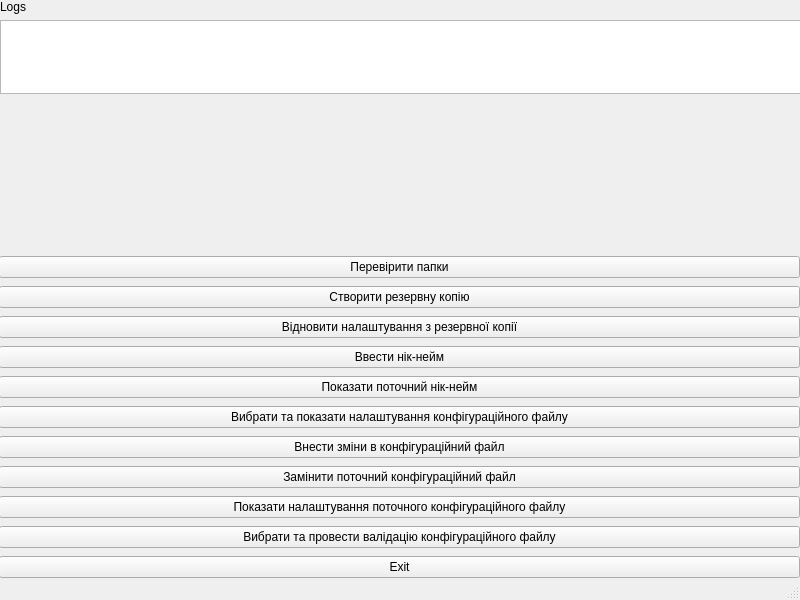
Old version of the form QT/WOTSettingsGUI/mainwindow.ui in the repository KpoJleBapKa/WOT-Configurator.
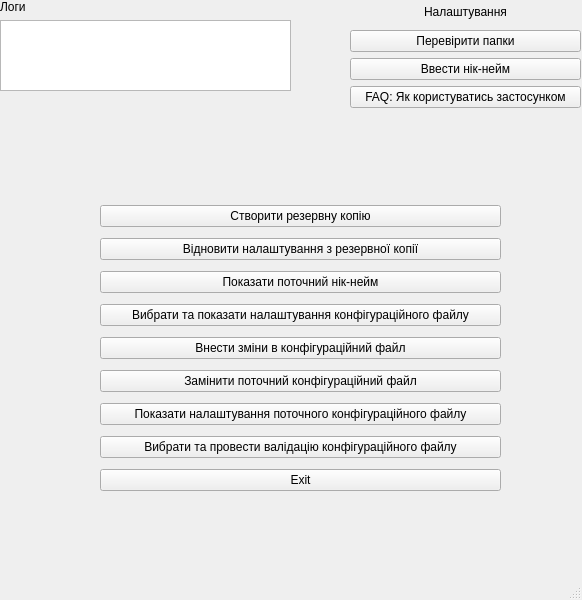
New version of the form.

Diff of the .ui file:
```diff
--- a/QT/WOTSettingsGUI/mainwindow.ui
+++ b/QT/WOTSettingsGUI/mainwindow.ui
@@ -6,7 +6,7 @@
    <rect>
     <x>0</x>
     <y>0</y>
-    <width>800</width>
+    <width>582</width>
     <height>600</height>
    </rect>
   </property>
@@ -17,20 +17,13 @@
    <widget class="QWidget" name="verticalLayoutWidget">
     <property name="geometry">
      <rect>
-      <x>-1</x>
-      <y>254</y>
-      <width>801</width>
-      <height>326</height>
+      <x>100</x>
+      <y>200</y>
+      <width>401</width>
+      <height>301</height>
      </rect>
     </property>
     <layout class="QVBoxLayout" name="verticalLayout">
-     <item>
-      <widget class="QPushButton" name="checkFoldersButton">
-       <property name="text">
-        <string>Перевірити папки</string>
-       </property>
-      </widget>
-     </item>
      <item>
       <widget class="QPushButton" name="createBackupButton">
        <property name="text">
@@ -45,13 +38,6 @@
        </property>
       </widget>
      </item>
-     <item>
-      <widget class="QPushButton" name="setUsernameButton">
-       <property name="text">
-        <string>Ввести нік-нейм</string>
-       </property>
-      </widget>
-     </item>
      <item>
       <widget class="QPushButton" name="showUsernameButton">
        <property name="text">
@@ -108,20 +94,26 @@
      <rect>
       <x>0</x>
       <y>0</y>
-      <width>801</width>
-      <height>94</height>
+      <width>291</width>
+      <height>91</height>
      </rect>
     </property>
     <layout class="QVBoxLayout" name="verticalLayout_2">
      <item>
       <widget class="QLabel" name="label">
        <property name="text">
-        <string>Logs</string>
+        <string>Логи</string>
        </property>
       </widget>
      </item>
      <item>
       <widget class="QPlainTextEdit" name="outputLogArea">
+       <property name="minimumSize">
+        <size>
+         <width>0</width>
+         <height>0</height>
+        </size>
+       </property>
        <property name="readOnly">
         <bool>true</bool>
        </property>
@@ -129,6 +121,49 @@
      </item>
     </layout>
    </widget>
+   <widget class="QWidget" name="verticalLayoutWidget_3">
+    <property name="geometry">
+     <rect>
+      <x>350</x>
+      <y>0</y>
+      <width>231</width>
+      <height>108</height>
+     </rect>
+    </property>
+    <layout class="QVBoxLayout" name="verticalLayout_3">
+     <item>
+      <widget class="QLabel" name="label_2">
+       <property name="text">
+        <string>Налаштування</string>
+       </property>
+       <property name="alignment">
+        <set>Qt::AlignmentFlag::AlignCenter</set>
+       </property>
+      </widget>
+     </item>
+     <item>
+      <widget class="QPushButton" name="checkFoldersButton">
+       <property name="text">
+        <string>Перевірити папки</string>
+       </property>
+      </widget>
+     </item>
+     <item>
+      <widget class="QPushButton" name="setUsernameButton">
+       <property name="text">
+        <string>Ввести нік-нейм</string>
+       </property>
+      </widget>
+     </item>
+     <item>
+      <widget class="QPushButton" name="helpButton">
+       <property name="text">
+        <string>FAQ: Як користуватись застосунком</string>
+       </property>
+      </widget>
+     </item>
+    </layout>
+   </widget>
   </widget>
   <widget class="QMenuBar" name="menubar">
    <property name="geometry">
```
Left out of the diff: 2 changed lines with no effect on the pictures.
